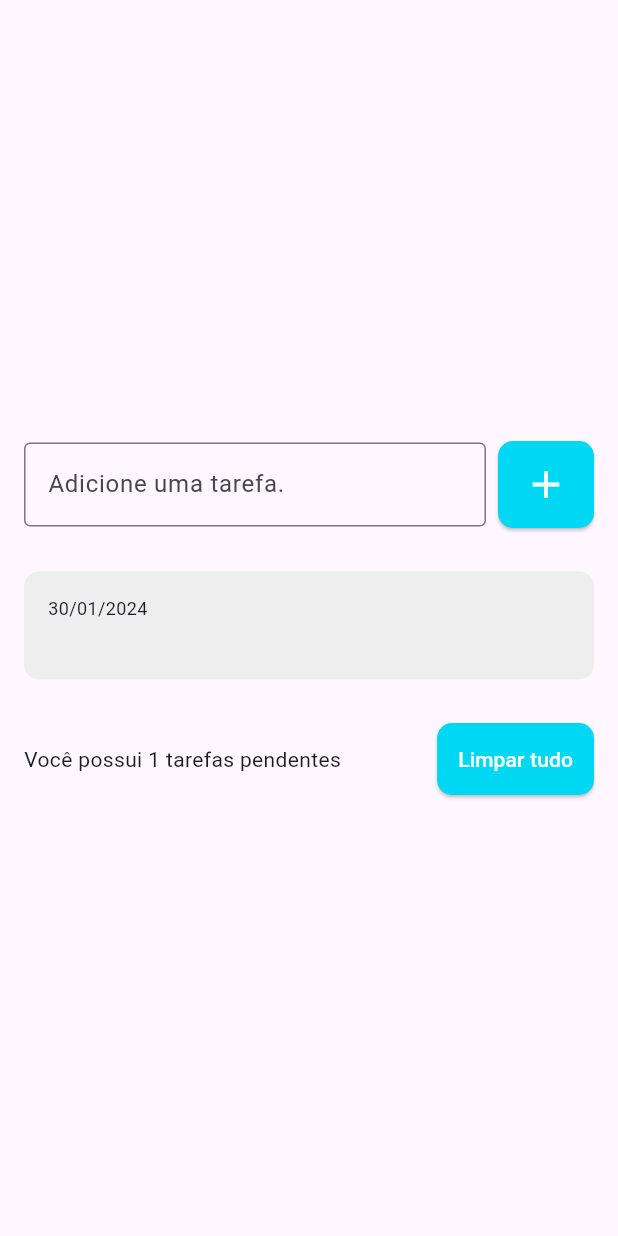
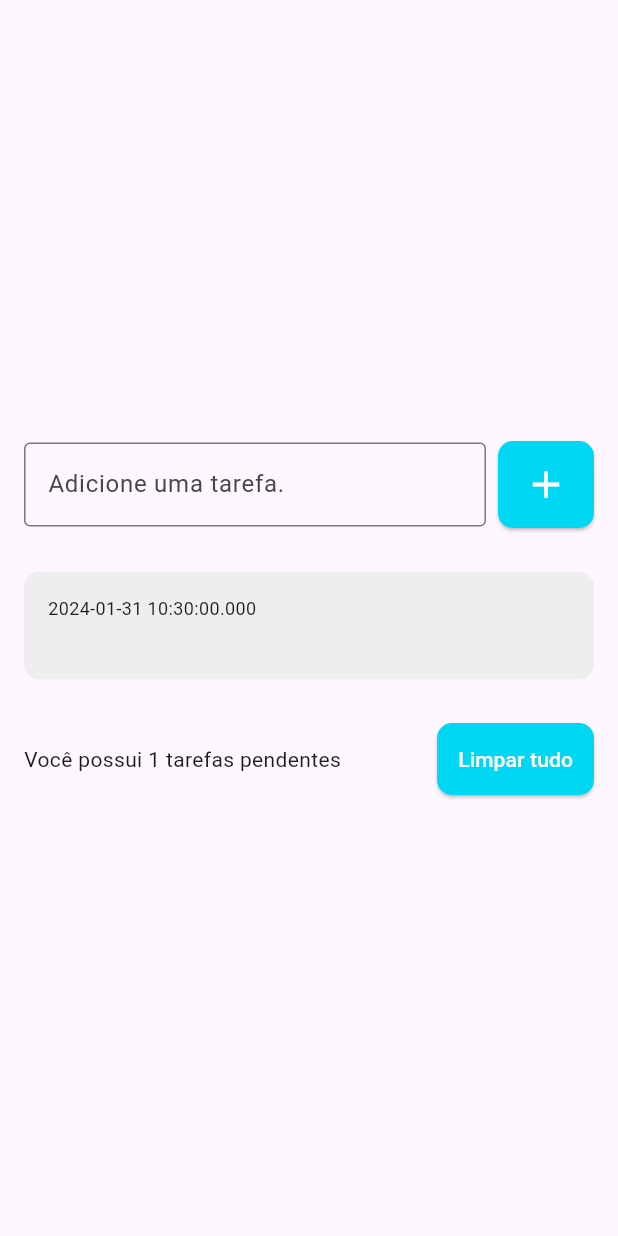
Before and after one commit to William-Schwarz/Lista-de-Tarefas, a Flutter app: the screen it shows after launch, after a tap on the "add" icon, on a phone screen of 412 x 824 dp. Run offline on Flutter 3.47's test engine with Material 3 defaults, Android fonts, the phone set to English and light mode, and no system bars.

Commit message:
list view

```diff
--- /dev/null
+++ b/lista_tarefas/lib/models/todo.dart
@@ -0,0 +1,6 @@
+class Todo {
+  Todo({required this.title, required this.dateTime});
+
+  String title;
+  DateTime dateTime;
+}
--- a/lista_tarefas/lib/pages/lista_tarefas_page.dart
+++ b/lista_tarefas/lib/pages/lista_tarefas_page.dart
@@ -1,4 +1,5 @@
 import 'package:flutter/material.dart';
+import 'package:lista_tarefas/models/todo.dart';
 import 'package:lista_tarefas/widgets/todo_list_item.dart';
 
 class ListaTarefasPage extends StatefulWidget {
@@ -11,7 +12,7 @@ class ListaTarefasPage extends StatefulWidget {
 class _ListaTarefasPageState extends State<ListaTarefasPage> {
   final TextEditingController todoController = TextEditingController();
 
-  List<String> todos = [];
+  List<Todo> todos = [];
 
   @override
   Widget build(BuildContext context) {
@@ -44,7 +45,11 @@ class _ListaTarefasPageState extends State<ListaTarefasPage> {
                       onPressed: () {
                         String text = todoController.text;
                         setState(() {
-                          todos.add(text);
+                          Todo newTodo = Todo(
+                            title: text,
+                            dateTime: DateTime.now(),
+                          );
+                          todos.add(newTodo);
                         });
                         todoController.clear();
                       },
@@ -70,9 +75,9 @@ class _ListaTarefasPageState extends State<ListaTarefasPage> {
                   child: ListView(
                     shrinkWrap: true,
                     children: [
-                      for (String todo in todos)
+                      for (Todo todo in todos)
                         TodoListItem(
-                          title: todo,
+                          todo: todo,
                         ),
                     ],
                   ),
--- a/lista_tarefas/lib/widgets/todo_list_item.dart
+++ b/lista_tarefas/lib/widgets/todo_list_item.dart
@@ -1,9 +1,10 @@
 import 'package:flutter/material.dart';
+import 'package:lista_tarefas/models/todo.dart';
 
 class TodoListItem extends StatelessWidget {
-  const TodoListItem({Key? key, required this.title}) : super(key: key);
+  const TodoListItem({Key? key, required this.todo}) : super(key: key);
 
-  final String title;
+  final Todo todo;
 
   @override
   Widget build(BuildContext context) {
@@ -17,14 +18,14 @@ class TodoListItem extends StatelessWidget {
       child: Column(
         crossAxisAlignment: CrossAxisAlignment.start,
         children: [
-          const Text(
-            '30/01/2024',
-            style: TextStyle(
+          Text(
+            todo.dateTime.toString(),
+            style: const TextStyle(
               fontSize: 12,
             ),
           ),
           Text(
-            title,
+            todo.title,
             style: const TextStyle(
               fontSize: 16,
               fontWeight: FontWeight.w600,
```
